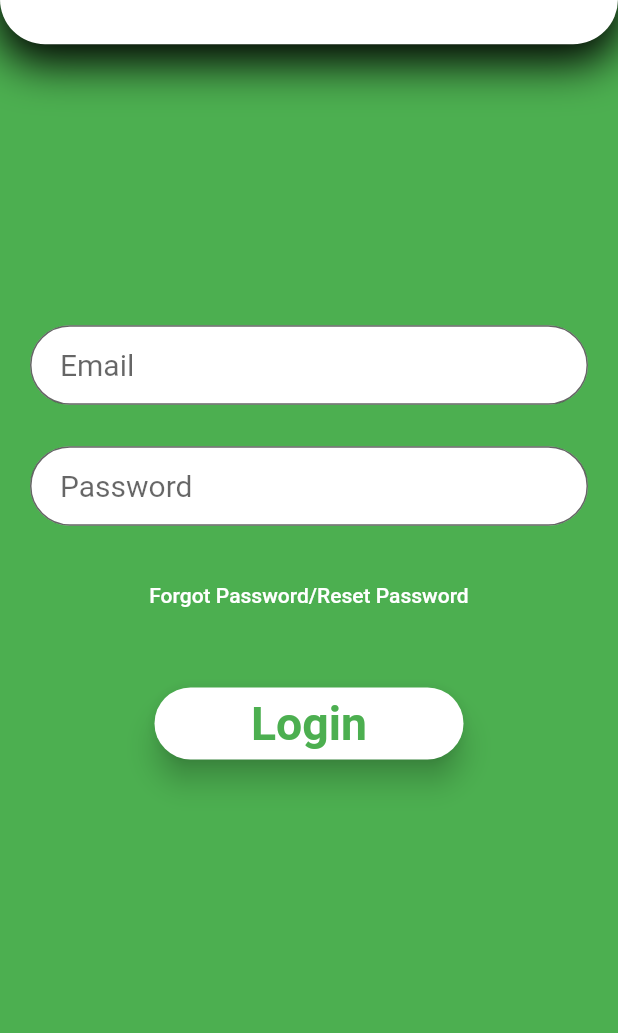
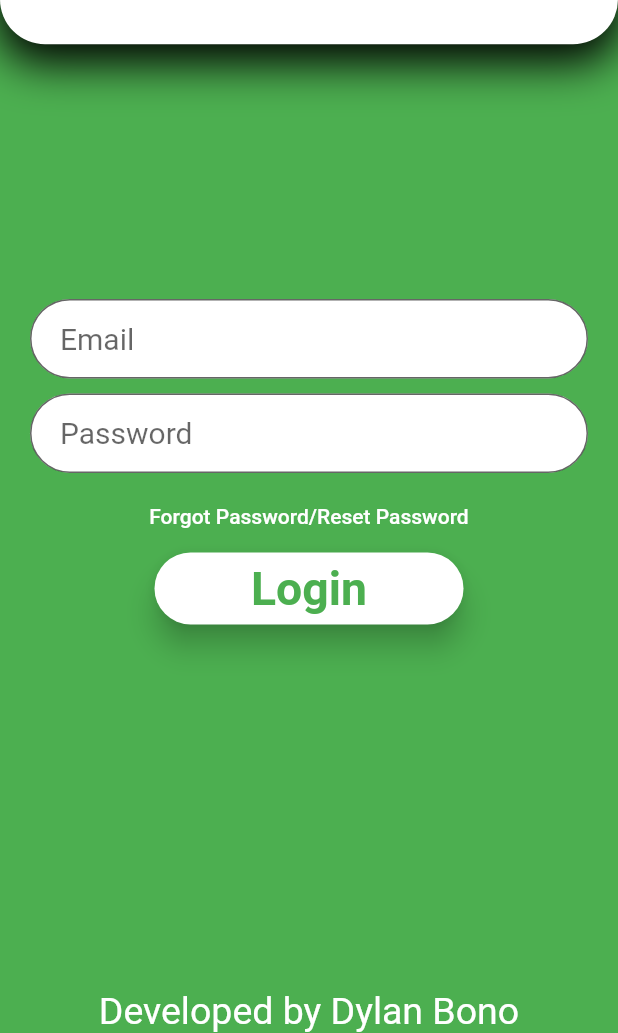
Before and after one commit to Dbono-dev/SicklesNHS, a Flutter app: the screen it shows after launch, on a phone screen of 412 x 824 dp, the part 203-1236 px from its top. Run offline on Flutter 3.47's test engine with Material 2 defaults, Android fonts, the phone set to English and light mode, and no system bars; our stand-ins replace cloud_firestore, date_format, firebase_auth, firebase_database, firebase_storage, image_picker and 4 more; missing offline and left inert: barcode_scan, flutter_rounded_date_picker, mailer; accounts and stored records are empty.

Commit message:
Another commit

```diff
--- a/lib/adminSide/add_new_event.dart
+++ b/lib/adminSide/add_new_event.dart
@@ -680,6 +680,9 @@ class _MiddleNewEventPageState extends State<MiddleNewEventPage> {
                                     _description = "";
                                     _address = "";
                                     _max = "";
+                                    startingDate = "";
+                                    theEndTime = "";
+                                    theStartTime = "";
                                     communityServiceEventValue = false;
                                     serviceEventValue = false;
                                   });
--- a/lib/login_screen.dart
+++ b/lib/login_screen.dart
@@ -124,7 +124,7 @@ class _MiddlePageLoginScreen extends State<LoginPage> {
   @override
   Widget build(BuildContext context) {
     return Container(
-      height: SizeConfig.blockSizeVertical * 40,
+      height: SizeConfig.blockSizeVertical * 60,
           child: Form(
             key: _formKey,
             child: Column(
@@ -177,7 +177,6 @@ class _MiddlePageLoginScreen extends State<LoginPage> {
                   },
                 ),
               ),
-              Padding(padding: EdgeInsets.all(1),),
               Material(
                 elevation: 8.0,
                 borderRadius: BorderRadius.circular(30.0),
@@ -202,6 +201,11 @@ class _MiddlePageLoginScreen extends State<LoginPage> {
                     }
                     }
                   })
+              ),
+              Spacer(),
+              Material(
+                color: Colors.transparent,
+                child: Text("Developed by Dylan Bono", style: TextStyle(color: Colors.white, fontSize: 25),)
               )
             ],
       ),
```
